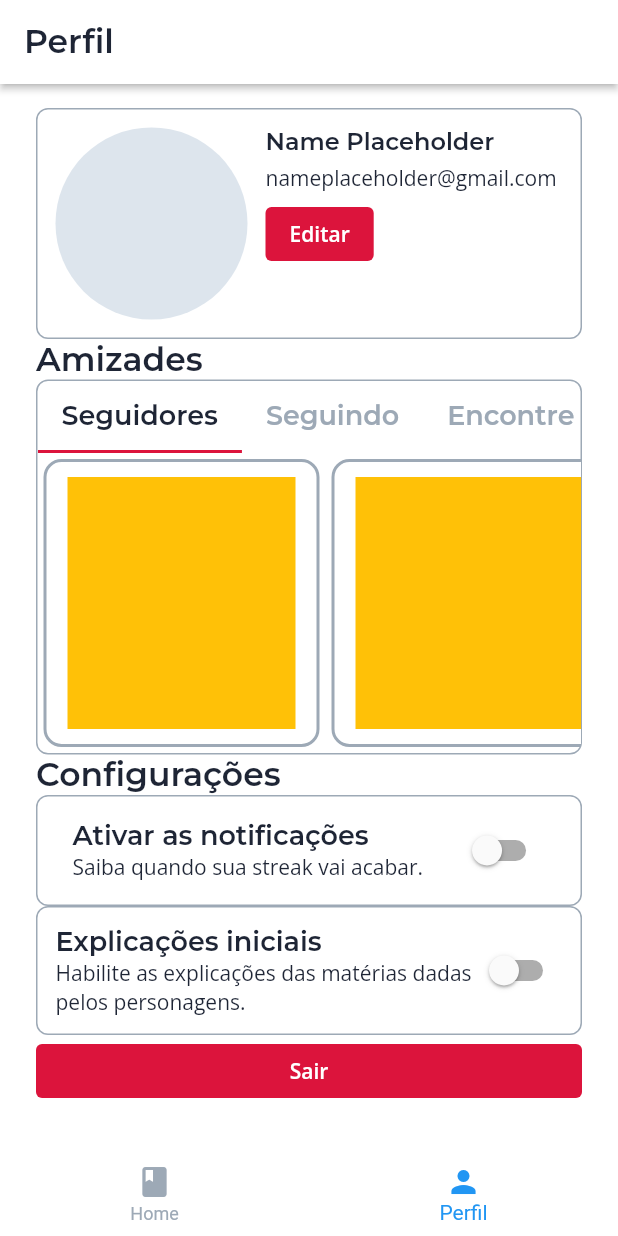
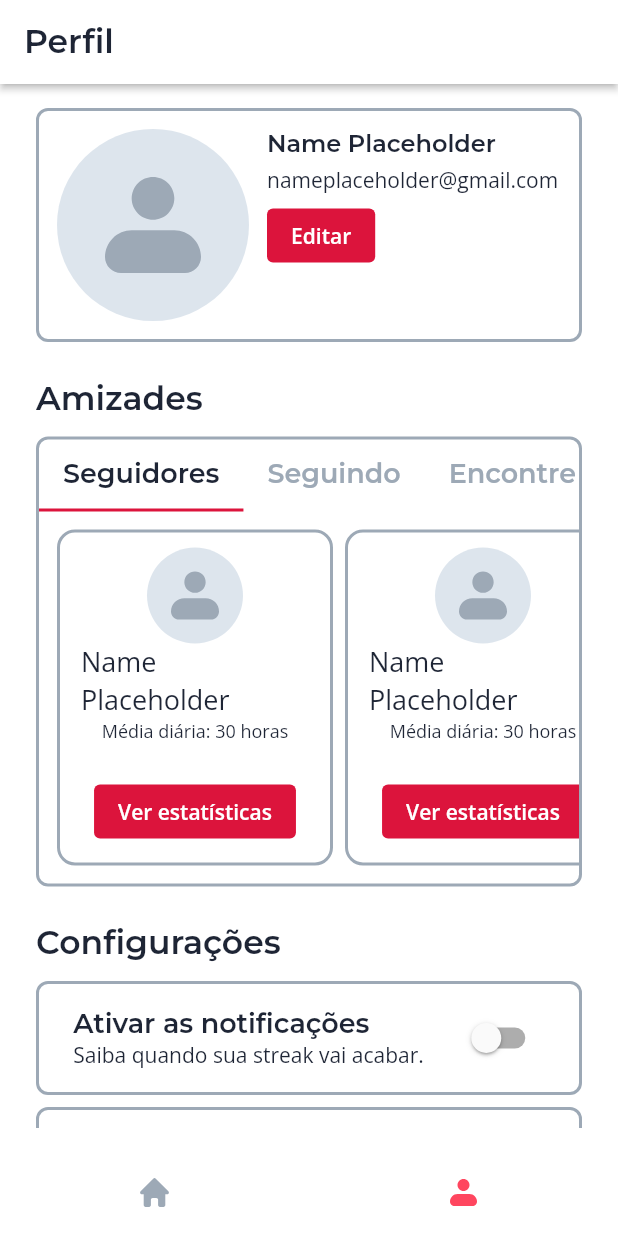
Before and after one commit to Rodrigo-Tei/fluffy-train, a Flutter app: the screen it shows once a user with an empty profile is signed in, item 2 of the bottom bar chosen, on a phone screen of 412 x 824 dp. Run offline on Flutter 3.47's test engine with Material 2 defaults, Android fonts, the phone set to English and light mode, and no system bars; our stand-ins replace animated_text_kit, equatable, firebase_auth, firebase_core, flutter_bloc, flutter_svg and 3 more; accounts and stored records are empty; project files that could hold a hidden picture were left out.

Commit message:
Add layout of profile page

```diff
--- a/lib/common/navbar.dart
+++ b/lib/common/navbar.dart
@@ -2,6 +2,7 @@ import 'package:fluffy_train/modules/home/ui/home_page.dart';
 import 'package:fluffy_train/modules/profile/ui/profile_page.dart';
 import 'package:fluffy_train/theme/colors.dart';
 import 'package:flutter/material.dart';
+import 'package:flutter_svg/flutter_svg.dart';
 
 enum NavbarPageIndex {
   homePage,
@@ -34,9 +35,9 @@ Widget buildNavBar(
   int currentIndex = currentPage?.key ?? 0;
 
   return BottomNavigationBar(
+    showSelectedLabels: false,
+    showUnselectedLabels: false,
     backgroundColor: DefaultTheme.grayscale[Grayscale.white],
-    selectedItemColor: Colors.blue,
-    unselectedItemColor: DefaultTheme.grayscale[Grayscale.gray],
     currentIndex: currentIndex,
     elevation: 0,
     type: BottomNavigationBarType.fixed,
@@ -74,14 +75,36 @@ Widget buildNavBar(
         }
       }
     },
-    items: const [
+    items: [
       BottomNavigationBarItem(
-        icon: Icon(Icons.book),
-        label: 'Home',
+        icon: SvgPicture.asset(
+          'assets/icons/home.svg',
+          colorFilter: ColorFilter.mode(
+            DefaultTheme.grayscale[Grayscale.gray]!,
+            BlendMode.srcIn,
+          ),
+        ),
+        activeIcon: SvgPicture.asset(
+          'assets/icons/home-colored.svg',
+        ),
+        label: '',
       ),
       BottomNavigationBarItem(
-        icon: Icon(Icons.person),
-        label: 'Perfil',
+        icon: SvgPicture.asset(
+          'assets/icons/profile.svg',
+          colorFilter: ColorFilter.mode(
+            DefaultTheme.grayscale[Grayscale.gray]!,
+            BlendMode.srcIn,
+          ),
+        ),
+        activeIcon: SvgPicture.asset(
+          'assets/icons/profile.svg',
+          colorFilter: ColorFilter.mode(
+            DefaultTheme.perception[Class.level4]!,
+            BlendMode.srcIn,
+          ),
+        ),
+        label: '',
       ),
     ],
   );
--- a/lib/modules/profile/ui/firend_card.dart
+++ b/lib/modules/profile/ui/firend_card.dart
@@ -1,8 +1,14 @@
+import 'package:fluffy_train/commons/text_styles.dart';
+import 'package:fluffy_train/modules/profile/ui/profile_placeholder.dart';
 import 'package:fluffy_train/theme/colors.dart';
 import 'package:flutter/material.dart';
 
 class FriendCard extends StatefulWidget {
-  const FriendCard({
+  final bool isFirst;
+  final bool isLast;
+  const FriendCard(
+    this.isFirst,
+    this.isLast, {
     super.key,
   });
 
@@ -12,10 +18,16 @@ class FriendCard extends StatefulWidget {
 
 @override
 class _FriendCardState extends State<FriendCard> {
+  bool get isFirst => widget.isFirst;
+  bool get isLast => widget.isLast;
   @override
   Widget build(BuildContext context) {
     return Center(
       child: Card(
+        margin: EdgeInsets.only(
+          left: isFirst ? 12.0 : 4.0,
+          right: isLast ? 12.0 : 4.0,
+        ),
         elevation: 0.0,
         shape: RoundedRectangleBorder(
           side: BorderSide(
@@ -29,10 +41,53 @@ class _FriendCardState extends State<FriendCard> {
             horizontal: 16.0,
             vertical: 12.0,
           ),
-          child: Container(
-            height: 189,
+          child: SizedBox(
+            height: 200,
             width: 152,
-            color: Colors.amber,
+            child: isLast
+                ? Align(
+                    alignment: Alignment.center,
+                    child: ElevatedButton(
+                      style: ElevatedButton.styleFrom(
+                        elevation: 0.0,
+                        backgroundColor: DefaultTheme.reds[Reds.crismon],
+                      ),
+                      onPressed: () {},
+                      child: Text(
+                        'Ver mais',
+                        style: TextStyles.highlight3White,
+                      ),
+                    ),
+                  )
+                : Column(
+                    mainAxisAlignment: MainAxisAlignment.spaceBetween,
+                    children: [
+                      Column(
+                        children: [
+                          profilePlaceholder(64.0),
+                          Text(
+                            'Name Placeholder',
+                            style: TextStyles.paragraph1,
+                          ),
+                          Text(
+                            'Média diária: 30 horas',
+                            style: TextStyles.paragraph4,
+                          ),
+                        ],
+                      ),
+                      ElevatedButton(
+                        style: ElevatedButton.styleFrom(
+                          elevation: 0.0,
+                          backgroundColor: DefaultTheme.reds[Reds.crismon],
+                        ),
+                        onPressed: () {},
+                        child: Text(
+                          'Ver estatísticas',
+                          style: TextStyles.highlight3White,
+                        ),
+                      ),
+                    ],
+                  ),
           ),
         ),
       ),
--- a/lib/modules/profile/ui/profile_page.dart
+++ b/lib/modules/profile/ui/profile_page.dart
@@ -4,6 +4,7 @@ import 'package:fluffy_train/commons/text_styles.dart';
 import 'package:fluffy_train/modules/profile/bloc/profile_page_bloc.dart';
 import 'package:fluffy_train/modules/profile/bloc/profile_page_state.dart';
 import 'package:fluffy_train/modules/profile/ui/firend_card.dart';
+import 'package:fluffy_train/modules/profile/ui/profile_placeholder.dart';
 import 'package:fluffy_train/theme/colors.dart';
 import 'package:flutter/material.dart';
 import 'package:flutter_bloc/flutter_bloc.dart';
@@ -17,7 +18,8 @@ class ProfilePage extends StatefulWidget {
 
 @override
 class _ProfilePageState extends State<ProfilePage> {
-  bool _notificationsSwitch = false;
+  bool _enableNotifications = false;
+  bool _enableCharacterLines = false;
 
   @override
   void initState() {
@@ -29,7 +31,10 @@ class _ProfilePageState extends State<ProfilePage> {
 
   BoxDecoration _buildBoxDecoration() {
     return BoxDecoration(
-      border: Border.all(color: DefaultTheme.grayscale[Grayscale.gray]!),
+      border: Border.all(
+        width: 2.0,
+        color: DefaultTheme.grayscale[Grayscale.gray]!,
+      ),
       borderRadius: const BorderRadius.all(
         Radius.circular(8.0),
       ),
@@ -54,13 +59,7 @@ class _ProfilePageState extends State<ProfilePage> {
       child: Row(
         crossAxisAlignment: CrossAxisAlignment.start,
         children: [
-          Container(
-            height: 128.0,
-            width: 128.0,
-            decoration: BoxDecoration(
-                color: DefaultTheme.grayscale[Grayscale.lightGray],
-                shape: BoxShape.circle),
-          ),
+          profilePlaceholder(128.0),
           const SizedBox(width: 12.0),
           Expanded(
             child: Column(
@@ -99,21 +98,21 @@ class _ProfilePageState extends State<ProfilePage> {
   }
 
   Widget _buildFriendsSection() {
-    return Flexible(
-      child: Column(
+    return Column(
       crossAxisAlignment: CrossAxisAlignment.start,
       children: [
         Text(
           'Amizades',
           style: TextStyles.title1,
         ),
+        const SizedBox(height: 12.0),
         Container(
-            height: 250,
+          height: 300,
           decoration: _buildBoxDecoration(),
           child: DefaultTabController(
             length: 3,
             child: Column(
-                children: <Widget>[
+              children: [
                 Material(
                   color: Colors.transparent,
                   child: TabBar(
@@ -138,21 +137,21 @@ class _ProfilePageState extends State<ProfilePage> {
                         scrollDirection: Axis.horizontal,
                         itemCount: 8,
                         itemBuilder: (BuildContext context, int index) {
-                            return FriendCard();
+                          return FriendCard(index == 0, index == 7);
                         },
                       ),
                       ListView.builder(
                         scrollDirection: Axis.horizontal,
                         itemCount: 2,
                         itemBuilder: (BuildContext context, int index) {
-                            return FriendCard();
+                          return FriendCard(index == 0, index == 1);
                         },
                       ),
                       ListView.builder(
                         scrollDirection: Axis.horizontal,
-                          itemCount: 1,
+                        itemCount: 5,
                         itemBuilder: (BuildContext context, int index) {
-                            return FriendCard();
+                          return FriendCard(index == 0, index == 4);
                         },
                       ),
                     ],
@@ -163,7 +162,6 @@ class _ProfilePageState extends State<ProfilePage> {
           ),
         ),
       ],
-      ),
     );
   }
 
@@ -175,6 +173,7 @@ class _ProfilePageState extends State<ProfilePage> {
           'Configurações',
           style: TextStyles.title1,
         ),
+        const SizedBox(height: 12.0),
         Container(
           padding: const EdgeInsets.all(12.0),
           decoration: _buildBoxDecoration(),
@@ -195,17 +194,18 @@ class _ProfilePageState extends State<ProfilePage> {
                 ],
               ),
               Switch(
-                value: _notificationsSwitch,
+                value: _enableNotifications,
                 activeColor: DefaultTheme.reds[Reds.crismon],
                 onChanged: (bool value) {
                   setState(() {
-                    _notificationsSwitch = value;
+                    _enableNotifications = value;
                   });
                 },
               ),
             ],
           ),
         ),
+        const SizedBox(height: 8.0),
         Container(
           padding: const EdgeInsets.all(12.0),
           decoration: _buildBoxDecoration(),
@@ -229,11 +229,11 @@ class _ProfilePageState extends State<ProfilePage> {
                 ),
               ),
               Switch(
-                value: _notificationsSwitch,
+                value: _enableCharacterLines,
                 activeColor: DefaultTheme.reds[Reds.crismon],
                 onChanged: (bool value) {
                   setState(() {
-                    _notificationsSwitch = value;
+                    _enableCharacterLines = value;
                   });
                 },
               ),
@@ -279,8 +279,11 @@ class _ProfilePageState extends State<ProfilePage> {
               child: ListView(
                 children: [
                   _buildInfoSection(),
+                  const SizedBox(height: 24.0),
                   _buildFriendsSection(),
+                  const SizedBox(height: 24.0),
                   _buildSettingsSection(),
+                  const SizedBox(height: 12.0),
                   _buildLoggoutButton(),
                 ],
               ),
--- /dev/null
+++ b/lib/modules/profile/ui/profile_placeholder.dart
@@ -0,0 +1,28 @@
+import 'package:fluffy_train/theme/colors.dart';
+import 'package:flutter/material.dart';
+import 'package:flutter_svg/flutter_svg.dart';
+
+Widget profilePlaceholder(double containerSize) {
+  return Stack(
+    alignment: Alignment.center,
+    children: [
+      Container(
+        height: containerSize,
+        width: containerSize,
+        decoration: BoxDecoration(
+          color: DefaultTheme.grayscale[Grayscale.lightGray],
+          shape: BoxShape.circle,
+        ),
+      ),
+      SvgPicture.asset(
+        'assets/icons/profile.svg',
+        width: containerSize * 2 / 3,
+        height: containerSize * 2 / 3,
+        colorFilter: ColorFilter.mode(
+          DefaultTheme.grayscale[Grayscale.gray]!,
+          BlendMode.srcIn,
+        ),
+      )
+    ],
+  );
+}
```
Also changed, not shown: assets/icons/home-colored.svg (added), assets/icons/home.svg (added), assets/icons/profile.svg (added). Lines whose indentation alone changed are shown as unchanged.
